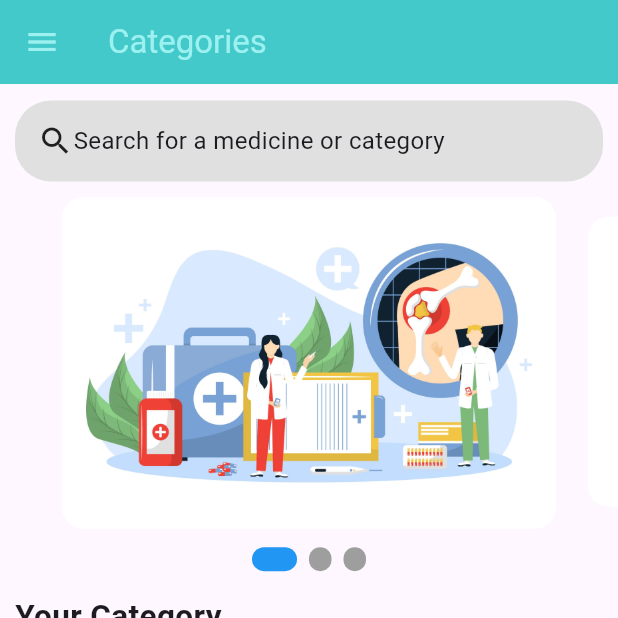
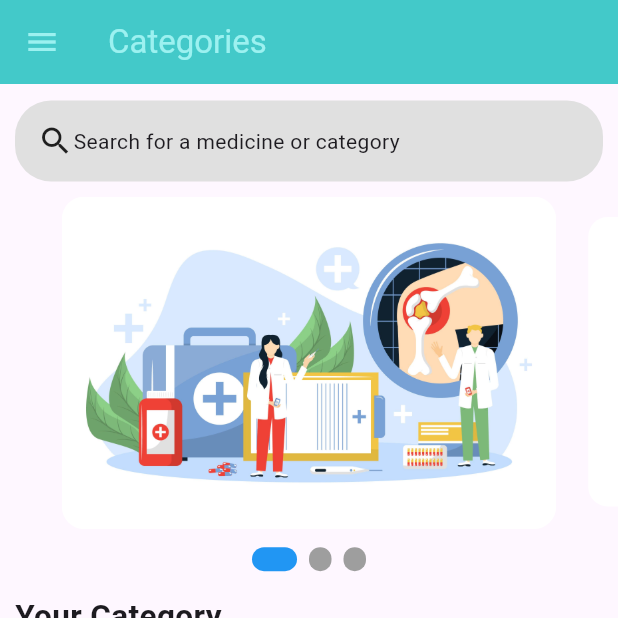
Before and after one commit to Ayaabq/pharma, a Flutter app: the CategoriesScreen screen opened directly, on a phone screen of 412 x 824 dp, the top half of it. Run offline on Flutter 3.47's test engine with Material 3 defaults, Android fonts, the light colour scheme and no system bars; drawn by our look-alikes of carousel_slider, smooth_page_indicator; our stand-ins replace animated_bottom_navigation_bar, animated_splash_screen, flutter_riverpod, flutter_svg, get, google_fonts and 3 more; missing offline and left inert: regexpattern, switcher_button; accounts and stored records are empty; network calls fail.

Commit message:
editing the ip for mobile

```diff
--- a/lib/data/IP.dart
+++ b/lib/data/IP.dart
@@ -1 +1 @@
-String IP = "10.0.2.2";
+String IP = "192.168.1.3";
--- a/lib/models/medicine.dart
+++ b/lib/models/medicine.dart
@@ -6,7 +6,7 @@ class MedicineModel {
   final String company;
   final int quantity_available;
   var createdat;
-  final int cost;
+  final num cost;
 
   MedicineModel({
     required this.id,
--- a/lib/services/auth_service.dart
+++ b/lib/services/auth_service.dart
@@ -11,7 +11,7 @@ import '../data/error_message.dart';
 
 class AuthServices {
   Future<RegisterModel?> createUser(RegisterModel register) async {
-    final url = Uri.parse("http://10.0.2.2:8000/api/register");
+    final url = Uri.parse("http://${IP}:8000/api/register");
     final response = await http.post(
       url,
       headers: <String, String>{
@@ -66,7 +66,7 @@ class AuthServices {
   }
 
   Future<int> deleteToken(String token) async {
-    final url = "http://10.0.2.2:8000/api/logout";
+    final url = "http://${IP}:8000/api/logout";
     final response = await http.post(
       Uri.parse(url),
       headers: {'Authorization': 'Bearer $token'},
--- a/lib/services/get_medicine_service.dart
+++ b/lib/services/get_medicine_service.dart
@@ -22,7 +22,7 @@ class AllMedicineService {
     List<MedicineModel> medicineList = [];
     print('hello4');
     for (int i = 0; i < data.length; i++) {
-      print(MedicineModel.fromJson(data[i]).category_id);
+      //print(MedicineModel.fromJson(data[i]).category_id);
       if ((MedicineModel.fromJson(data[i]).category_id) == id) {
         medicineList.add(
           MedicineModel.fromJson(data[i]),
--- a/lib/services/get_order_details_service.dart
+++ b/lib/services/get_order_details_service.dart
@@ -64,10 +64,12 @@ import 'dart:convert';
 import 'package:http/http.dart' as http;
 import 'package:pharma/models/order_details_model.dart';
 
+import '../data/IP.dart';
+
 Future<List<Data>> getOrderDetails(
   String token,
 ) async {
-  final String apiUrl = 'http://10.0.2.2:8000/api/getOrderDetailsid';
+  final String apiUrl = 'http://${IP}:8000/api/getOrderDetailsid';
 
   try {
     final response = await http
--- a/lib/services/order_service.dart
+++ b/lib/services/order_service.dart
@@ -21,7 +21,7 @@ class OrderService {
     // Update the user in the userProvider
     // container.read(userProvider);
     // final userId = container.read(userProvider)?.id;
-    int orderPrice = 0;
+   double orderPrice = 0;
     for (var e in cart) {
       orderPrice += e.first * e.second.cost;
     }
--- a/lib/widgets/order/add_container.dart
+++ b/lib/widgets/order/add_container.dart
@@ -69,7 +69,7 @@ class _AddContainerState extends ConsumerState<AddContainer> {
                   ));
                   Navigator.of(context).pop();
                 },
-                cost: widget.medicine.cost,
+                cost: widget.medicine.cost.toDouble(),
                 orderedqu: value,
               ),
             )
--- a/lib/widgets/order/final_add.dart
+++ b/lib/widgets/order/final_add.dart
@@ -12,7 +12,7 @@ class FinalAddButton extends ConsumerStatefulWidget {
       required this.cost,
       required this.orderedqu});
   void Function() onTap;
-  int cost;
+  double cost;
   int orderedqu;
   @override
   ConsumerState<FinalAddButton> createState() => _FinalAddButtonState();
--- a/lib/widgets/search/search_button.dart
+++ b/lib/widgets/search/search_button.dart
@@ -13,16 +13,20 @@ class SearchButton extends StatelessWidget {
   Widget build(BuildContext context) {
     return InkWell(
       onTap: (){_onSearch(context);},
-      child:  Row(
+      child:  Container(
+        decoration: BoxDecoration(
+          borderRadius: BorderRadius.circular(50.0)),
+        child: Row(
           children: [
             Icon(
               Icons.search,
             ),
             Text(
               "Search for a medicine or category".tr,
-            style: TextStyle(fontSize: 16),
+              style: TextStyle(fontSize: 14),
             ),
           ],
+        ),
       ),
     );
   }
```
Also changed, not shown: lib/widgets/category_grid_item.dart (+13 -10 lines). Lines whose indentation alone changed are shown as unchanged.
